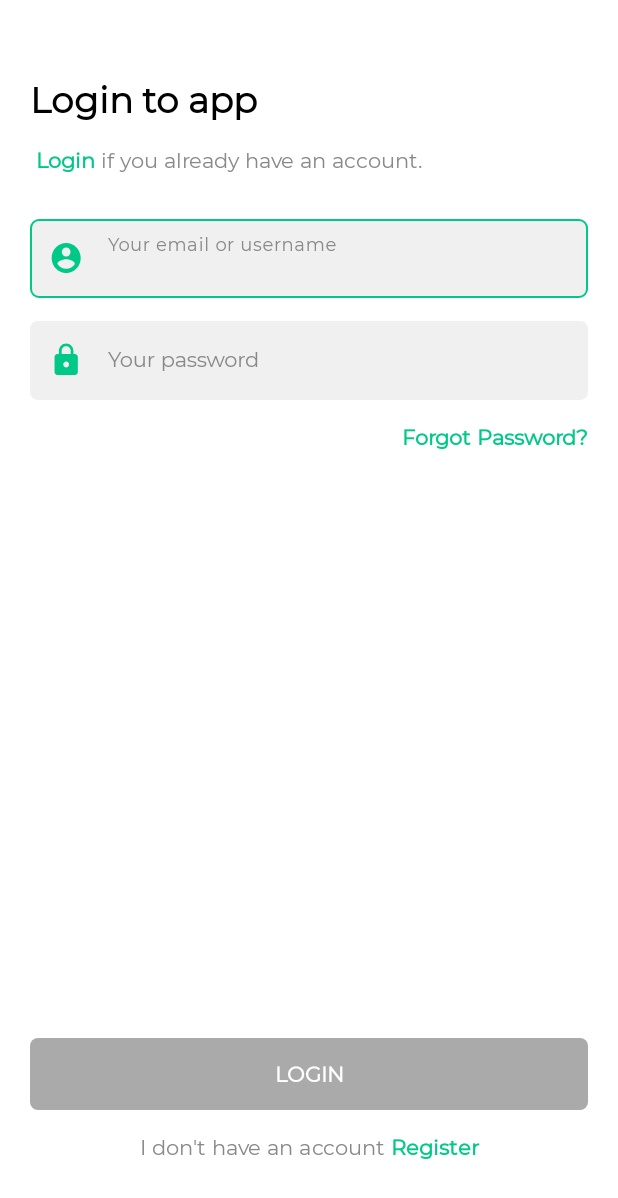
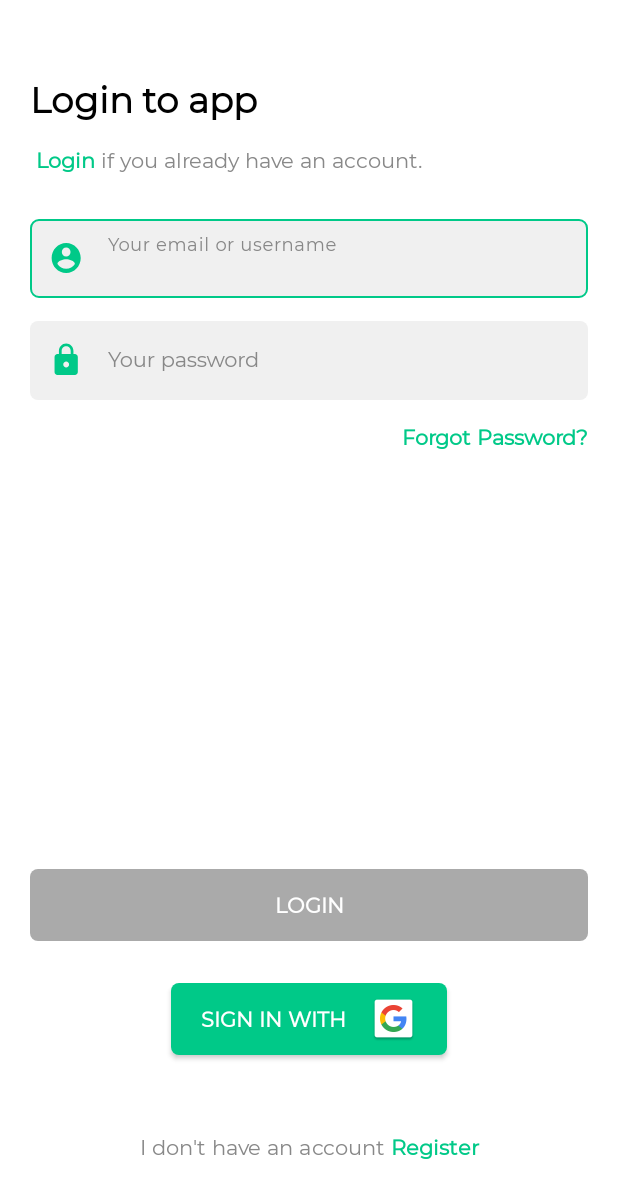
Before and after one commit to HarshPanchal18/Venue-Dealer, an Android app: the layout activity_login.xml on its own in the app's theme, with its tools: preview values and no code run, on a phone screen of 412 x 824 dp. Shown: the top 1198 px of the screen. Run offline under Robolectric (Android 15) with nearby library versions, the phone set to English and light mode, and no system bars.

Commit message:
Implemented Google-Signin method to login in the app

```diff
--- a/app/build.gradle
+++ b/app/build.gradle
@@ -41,6 +41,7 @@ dependencies {
     implementation 'com.google.android.material:material:1.7.0'
     implementation 'androidx.constraintlayout:constraintlayout:2.1.4'
     implementation 'com.google.firebase:firebase-auth-ktx:21.1.0'
+    implementation 'com.google.firebase:firebase-auth:21.1.0'
     testImplementation 'junit:junit:4.13.2'
     androidTestImplementation 'androidx.test.ext:junit:1.1.5'
     androidTestImplementation 'androidx.test.espresso:espresso-core:3.5.1'
@@ -53,4 +54,6 @@ dependencies {
     // Import the Firebase BoM
     implementation platform('com.google.firebase:firebase-bom:31.2.0')
     implementation 'com.google.firebase:firebase-analytics-ktx'
+    implementation('com.google.android.gms:play-services-auth:20.4.1')
+
 }
--- a/app/src/main/java/com/example/book_venue/MainActivity.kt
+++ b/app/src/main/java/com/example/book_venue/MainActivity.kt
@@ -15,6 +15,7 @@ class MainActivity : AppCompatActivity() {
 
         supportActionBar?.hide()
         auth= FirebaseAuth.getInstance()
+
         val user=auth.currentUser
 
         if(user!=null)
--- a/app/src/main/res/layout/activity_login.xml
+++ b/app/src/main/res/layout/activity_login.xml
@@ -87,14 +87,27 @@
 
     <androidx.appcompat.widget.AppCompatButton
         android:id="@+id/loginbtn"
+        style="@style/ButtonGrey"
         android:layout_width="match_parent"
         android:layout_height="wrap_content"
-        android:layout_marginBottom="15sp"
+        android:layout_marginBottom="128dp"
         android:text="@string/btnlogin"
-        style="@style/ButtonGrey"
         app:layout_constraintBottom_toTopOf="@+id/tv_havent_account"
         app:layout_constraintEnd_toEndOf="parent"
         app:layout_constraintStart_toStartOf="parent" />
+
+    <androidx.appcompat.widget.AppCompatButton
+        android:id="@+id/googlesignbtn"
+        style="@style/ButtonGreen"
+        android:layout_width="wrap_content"
+        android:layout_height="wrap_content"
+        android:layout_marginTop="28dp"
+        android:text="Sign in with    "
+        android:paddingHorizontal="20dp"
+        android:drawableEnd="@drawable/common_google_signin_btn_icon_light"
+        app:layout_constraintEnd_toEndOf="parent"
+        app:layout_constraintStart_toStartOf="parent"
+        app:layout_constraintTop_toBottomOf="@+id/loginbtn" />
 
     <TextView
         android:id="@+id/tv_havent_account"
--- a/app/src/main/res/values/strings.xml
+++ b/app/src/main/res/values/strings.xml
@@ -2,8 +2,8 @@
     <string name="app_name">Book-Venue</string>
     <string name="hello_you">Hello You!</string>
     <string name="subtitle">
-        Nice to meet you, come join our community!
-        <br><b>Login</b> If you already have an account.</br>
+        Nice to meet you, come join our community!\n
+        <br><b>Login</b> If you already have an account.</br>\n
         <br><b>Register</b> to get started with the app.</br>
     </string>
     <string name="illustration_img">Illustration Image</string>
```
Also changed, not shown: app/src/main/java/com/example/book_venue/HomeActivity.kt (+6 -1 lines), app/src/main/java/com/example/book_venue/LoginActivity.kt (+58 -1 lines), app/src/main/res/layout/activity_home.xml (+8 -0 lines), 1 other file.
